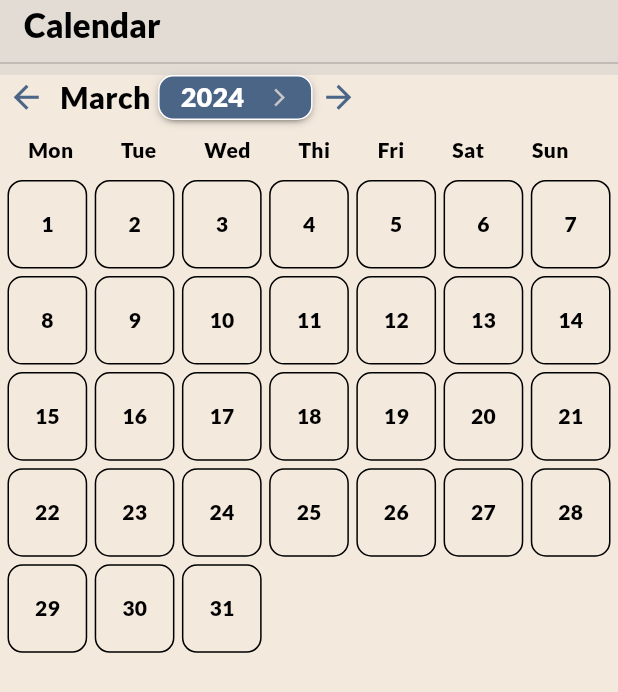
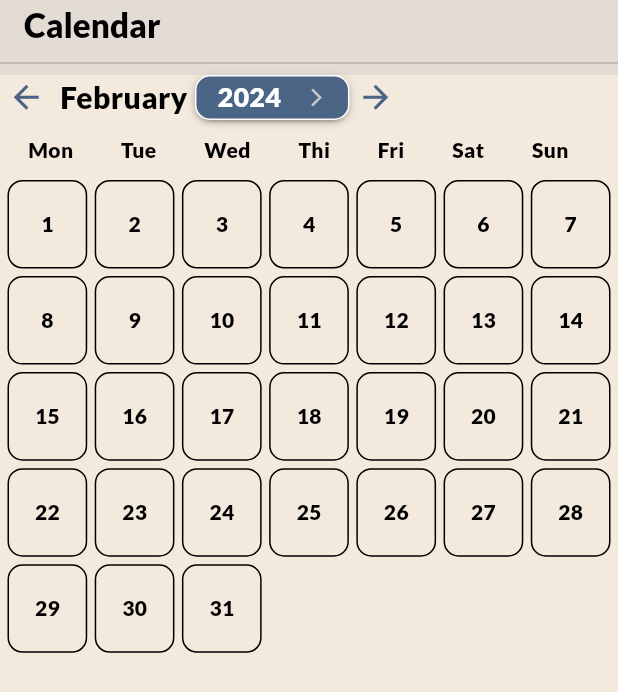
Before and after one commit to Claw99/calendar_test, a Flutter app: the CalendarView screen opened directly, after a tap on the "arrow back" icon, on a phone screen of 412 x 824 dp. Shown: the top 692 px of the screen. Run offline on Flutter 3.47's test engine with Material 3 defaults, Android fonts, the phone set to English and light mode, and no system bars; drawn by our look-alikes of dropdown_button2; our stand-ins replace flutter_bloc, googleapis_auth, image_picker, sqflite; accounts and stored records are empty.

Commit message:
Last commit

```diff
--- a/lib/screens/cases_screen.dart
+++ b/lib/screens/cases_screen.dart
@@ -44,7 +44,7 @@ class _CaseScreenState extends State<CaseScreen> {
                   return data.isNotEmpty
                       ? CaseItem(
                           model: CaseModel(
-                            beginingDay: DateTime.now(),
+                            beginingDay: '${data[index]['date']}',
                             beginingTime: '${data[index]['time']}',
                             caseName: '${data[index]['name']}',
                           ),
--- a/lib/widgets/month_builder.dart
+++ b/lib/widgets/month_builder.dart
@@ -32,13 +32,11 @@ class MonthBuilder extends StatefulWidget {
 }
 
 class _MonthBuilderState extends State<MonthBuilder> {
+  DateTime _currentMonth = DateTime.now();
   @override
   Widget build(BuildContext context) {
-    int currentMonthIndex = DateTime.now().month - 1;
-    int currentMonthNumber = currentMonthIndex;
     PageController controller = widget.controller;
-    String monthString = Months.values[currentMonthNumber].name;
-    DateTime _currentMonth = DateTime.now();
+
     bool isLastMonthOfYear = _currentMonth.month == 12;
 
     return Container(
@@ -49,6 +47,9 @@ class _MonthBuilderState extends State<MonthBuilder> {
             padding: const EdgeInsets.symmetric(horizontal: 5.0),
             child: GestureDetector(
               onTap: () {
+                setState(() {
+                  _currentMonth = _currentMonth.subtract(Duration(days: 30));
+                });
                 if (controller.page! > 0) {
                   controller.previousPage(
                       duration: const Duration(milliseconds: 300),
@@ -64,18 +65,30 @@ class _MonthBuilderState extends State<MonthBuilder> {
           Padding(
             padding: const EdgeInsets.symmetric(horizontal: 5),
             child: Text(
-              DateFormat('MMMM').format(_currentMonth),
+              '${DateFormat('MMMM').format(_currentMonth)}',
               style: TextStyle(fontSize: 20),
             ),
           ),
           YearsPicker(
-            onYearChanged: () {},
+            onChanged: (int? year) {
+              if (year != null) {
+                setState(() {
+                  _currentMonth = DateTime(year, 1, 1);
+
+                  int yearDiff = DateTime.now().year - year;
+                  int monthIndex = 12 * yearDiff + _currentMonth.month - 1;
+                  controller.jumpToPage(monthIndex);
+                });
+              }
+            },
           ),
           Padding(
             padding: const EdgeInsets.symmetric(horizontal: 5.0),
             child: GestureDetector(
               onTap: () {
-                _currentMonth = _currentMonth.subtract(Duration(days: 30));
+                setState(() {
+                  _currentMonth = _currentMonth.add(Duration(days: 30));
+                });
                 if (!isLastMonthOfYear) {
                   controller.nextPage(
                       duration: const Duration(milliseconds: 300),
--- a/lib/widgets/weeks_builder.dart
+++ b/lib/widgets/weeks_builder.dart
@@ -6,11 +6,17 @@ import 'package:intl/intl.dart';
 import 'adding_case_dialog.dart';
 import 'years_picker.dart';
 
-class CalendarBuilder extends StatelessWidget {
+class CalendarBuilder extends StatefulWidget {
   const CalendarBuilder({
     super.key,
   });
 
+  @override
+  State<CalendarBuilder> createState() => _CalendarBuilderState();
+}
+
+class _CalendarBuilderState extends State<CalendarBuilder> {
+  DateTime _currentMonth = DateTime.now();
   @override
   Widget build(BuildContext context) {
     final List<String> days = [
@@ -24,8 +30,6 @@ class CalendarBuilder extends StatelessWidget {
     ];
     PageController _pageController =
         PageController(initialPage: DateTime.now().month - 1);
-
-    DateTime _currentMonth = DateTime.now();
 
     final Size size = MediaQuery.of(context).size;
 
@@ -56,6 +60,20 @@ class CalendarBuilder extends StatelessWidget {
             child: PageView.builder(
                 controller: _pageController,
                 itemCount: 12 * 5,
+                onPageChanged: (int index) {
+                  DateTime newMonth =
+                      DateTime(_currentMonth.year, (index % 12) + 1, 1);
+                  if (newMonth.isAfter(_currentMonth)) {
+                    setState(() {
+                      _currentMonth = _currentMonth.add(Duration(days: 30));
+                    });
+                  } else {
+                    setState(() {
+                      _currentMonth =
+                          _currentMonth.subtract(Duration(days: 30));
+                    });
+                  }
+                },
                 itemBuilder: (context, index) {
                   DateTime month =
                       DateTime(_currentMonth.year, (index % 12) + 1, 1);
--- a/lib/widgets/years_picker.dart
+++ b/lib/widgets/years_picker.dart
@@ -1,44 +1,41 @@
-import 'package:calendar/theme/theme.dart';
+// ignore_for_file: public_member_api_docs, sort_constructors_first
 import 'package:dropdown_button2/dropdown_button2.dart';
 import 'package:flutter/material.dart';
 
+import 'package:calendar/theme/theme.dart';
+
 class YearsPicker extends StatefulWidget {
-  final Function onYearChanged;
-  const YearsPicker({super.key, required this.onYearChanged});
+  final void Function(int?)? onChanged;
+  const YearsPicker({
+    Key? key,
+    this.onChanged,
+  }) : super(key: key);
 
   @override
-  State<YearsPicker> createState() => _MonthPickerState();
+  State<YearsPicker> createState() => _YearsPickerState();
 }
 
-class _MonthPickerState extends State<YearsPicker> {
+class _YearsPickerState extends State<YearsPicker> {
   String? selectedValue;
 
   int year = DateTime.now().year;
 
-  final List<int> years1 = [
-    2023,
-    2024,
-    2025,
-    2026,
-  ];
-  final List<String> yearsAsString = [];
-
   @override
   Widget build(BuildContext context) {
-    final List<String> yearsAsString =
-        years1.map((int year) => year.toString()).toList();
     return DropdownButtonHideUnderline(
-      child: DropdownButton2<String>(
+      child: DropdownButton2<int>(
+        onChanged: widget.onChanged,
+        value: year,
         isExpanded: true,
         hint: Row(
           children: [
-            SizedBox(
+            const SizedBox(
               width: 4,
             ),
             Expanded(
               child: Text(
                 '$year',
-                style: TextStyle(
+                style: const TextStyle(
                   fontSize: 14,
                   fontWeight: FontWeight.bold,
                 ),
@@ -47,11 +44,14 @@ class _MonthPickerState extends State<YearsPicker> {
             ),
           ],
         ),
-        items: yearsAsString
-            .map((String year) => DropdownMenuItem<String>(
+        items: [
+          for (int year = DateTime.now().year;
+              year <= DateTime.now().year + 4;
+              year++)
+            DropdownMenuItem<int>(
               value: year,
               child: Text(
-                    year,
+                year.toString(),
                 style: const TextStyle(
                   fontSize: 18,
                   fontWeight: FontWeight.bold,
@@ -59,14 +59,8 @@ class _MonthPickerState extends State<YearsPicker> {
                 ),
                 overflow: TextOverflow.visible,
               ),
-                ))
-            .toList(),
-        value: year.toString(),
-        onChanged: (value) {
-          setState(() {
-            year = int.parse(value!);
-          });
-        },
+            )
+        ],
         buttonStyleData: ButtonStyleData(
           height: 50,
           width: MediaQuery.of(context).size.width / 4,
@@ -81,7 +75,7 @@ class _MonthPickerState extends State<YearsPicker> {
           elevation: 2,
         ),
         iconStyleData: IconStyleData(
-          icon: Icon(
+          icon: const Icon(
             Icons.arrow_forward_ios_outlined,
           ),
           iconSize: 14,
```
Also changed, not shown: lib/data/SQLite_helper.dart (+16 -2 lines), lib/models/case_model.dart (+1 -13 lines), lib/widgets/case_item.dart (+10 -11 lines). Lines whose indentation alone changed are shown as unchanged.
